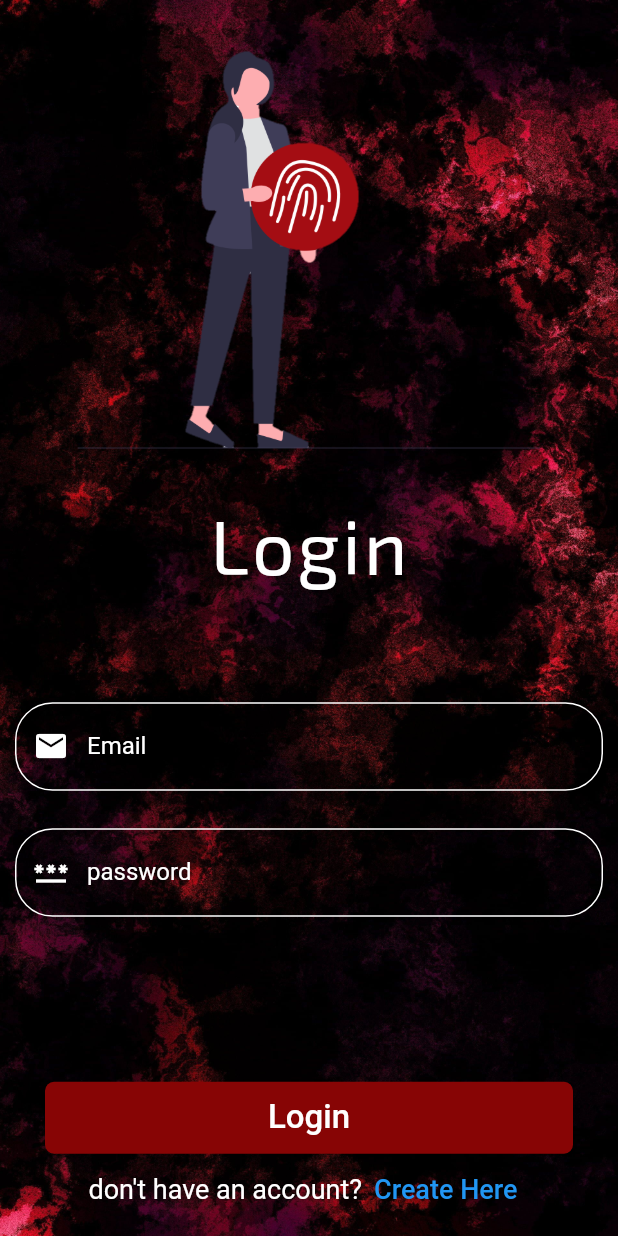
After one commit to harsh082ip/Password_Manager-flutter, a Flutter app: the screen it shows after launch, after a tap on "Get Started", on a phone screen of 412 x 824 dp. The commit adds this screen. Run offline on Flutter 3.47's test engine with Material 2 defaults, Android fonts, the phone set to English and light mode, and no system bars; our stand-ins replace get.

Commit message:
Created UI for the login page

```diff
--- /dev/null
+++ b/lib/views/screens/auth/login_screen.dart
@@ -0,0 +1,156 @@
+import 'package:flutter/material.dart';
+
+class LoginScreen extends StatelessWidget {
+  const LoginScreen({super.key});
+
+  @override
+  Widget build(BuildContext context) {
+    final TextEditingController emailEditingController =
+        TextEditingController();
+    final TextEditingController passwordEditingController =
+        TextEditingController();
+    return Scaffold(
+      body: Stack(
+        children: [
+          Container(
+            height: MediaQuery.of(context).size.height,
+            width: MediaQuery.of(context).size.width,
+            child: Image.asset(
+              'assets/images/abstract.jpg',
+              fit: BoxFit.cover,
+            ),
+          ),
+          Container(
+            height: MediaQuery.of(context).size.height,
+            width: MediaQuery.of(context).size.width,
+            child: SingleChildScrollView(
+              child: Column(
+                children: [
+                  Image.asset(
+                    'assets/images/login.png',
+                  ),
+                  Text(
+                    'Login',
+                    style: TextStyle(
+                        color: Colors.white,
+                        fontSize: 50.0,
+                        fontFamily: 'Exo2',
+                        letterSpacing: 2),
+                  ),
+                  const SizedBox(
+                    height: 75.0,
+                  ),
+                  Container(
+                    margin: const EdgeInsets.symmetric(horizontal: 10.0),
+                    child: TextFormField(
+                      controller: emailEditingController,
+                      style: const TextStyle(color: Colors.white),
+                      keyboardType: TextInputType.emailAddress,
+                      decoration: InputDecoration(
+                        hintText: 'abc@example.com',
+                        hintStyle: const TextStyle(color: Colors.white),
+                        enabledBorder: OutlineInputBorder(
+                          borderSide: const BorderSide(
+                              color: Colors.white, style: BorderStyle.solid),
+                          borderRadius: BorderRadius.circular(25.0),
+                        ),
+                        border: OutlineInputBorder(
+                          borderSide: const BorderSide(
+                              color: Colors.white, style: BorderStyle.solid),
+                          borderRadius: BorderRadius.circular(25.0),
+                        ),
+                        prefixIcon: const Icon(
+                          Icons.email,
+                          color: Colors.white,
+                        ),
+                        labelText: 'Email',
+                        labelStyle: const TextStyle(
+                          color: Colors.white,
+                        ),
+                      ),
+                    ),
+                  ),
+                  const SizedBox(
+                    height: 25.0,
+                  ),
+                  Container(
+                    margin: const EdgeInsets.symmetric(horizontal: 10.0),
+                    child: TextFormField(
+                      controller: passwordEditingController,
+                      style: const TextStyle(color: Colors.white),
+                      obscureText: true,
+                      keyboardType: TextInputType.emailAddress,
+                      decoration: InputDecoration(
+                        hintText: 'abc123',
+                        hintStyle: const TextStyle(color: Colors.white),
+                        enabledBorder: OutlineInputBorder(
+                          borderSide: const BorderSide(
+                              color: Colors.white, style: BorderStyle.solid),
+                          borderRadius: BorderRadius.circular(25.0),
+                        ),
+                        border: OutlineInputBorder(
+                          borderSide: const BorderSide(
+                              color: Colors.white, style: BorderStyle.solid),
+                          borderRadius: BorderRadius.circular(25.0),
+                        ),
+                        prefixIcon: const Icon(
+                          Icons.password_outlined,
+                          color: Colors.white,
+                        ),
+                        labelText: 'password',
+                        labelStyle: const TextStyle(
+                          color: Colors.white,
+                        ),
+                      ),
+                    ),
+                  ),
+                  const SizedBox(
+                    height: 110,
+                  ),
+                  Container(
+                    height: 48.0,
+                    margin: const EdgeInsets.symmetric(horizontal: 30.0),
+                    width: MediaQuery.of(context).size.width,
+                    child: ElevatedButton(
+                      style: ElevatedButton.styleFrom(
+                          backgroundColor: const Color.fromARGB(255, 135, 5, 5),
+                          shape: RoundedRectangleBorder(
+                              borderRadius: BorderRadius.circular(6.0))),
+                      onPressed: () {
+                        // Auth.instance.login(emailTextEditingController.text,
+                        //     passwordTextEditingController.text
+                        //     );
+                      },
+                      child: const Text(
+                        'Login',
+                        style: TextStyle(fontSize: 22.0, color: Colors.white),
+                      ),
+                    ),
+                  ),
+                  Row(
+                    mainAxisAlignment: MainAxisAlignment.center,
+                    children: [
+                      const Text(
+                        'don\'t have an account?',
+                        style: TextStyle(fontSize: 18.0, color: Colors.white),
+                      ),
+                      TextButton(
+                        onPressed: () {
+                          // Get.off(SignUp_Screen());
+                        },
+                        child: const Text(
+                          'Create Here',
+                          style: TextStyle(fontSize: 18.0),
+                        ),
+                      )
+                    ],
+                  )
+                ],
+              ),
+            ),
+          )
+        ],
+      ),
+    );
+  }
+}
--- a/lib/views/screens/landing_screen.dart
+++ b/lib/views/screens/landing_screen.dart
@@ -1,4 +1,6 @@
 import 'package:flutter/material.dart';
+import 'package:get/get.dart';
+import 'package:password_manager/views/screens/auth/login_screen.dart';
 import 'package:password_manager/views/widgets/landingScreen_list.dart';
 
 class Landing_Screen extends StatelessWidget {
@@ -72,11 +74,10 @@ class Landing_Screen extends StatelessWidget {
                       subtitle:
                           'Our user-friendly interface makes it effortless to add, view, and manage your passwords.',
                       listIcon: Icons.phone_android),
-                  SizedBox(
-                    height: MediaQuery.of(context).size.height -
-                        (MediaQuery.of(context).size.height - 220),
-                  ),
                   Container(
+                    margin: EdgeInsets.only(
+                        top: MediaQuery.of(context).size.height -
+                            (MediaQuery.of(context).size.height * 0.74)),
                     height: 50.0,
                     width: MediaQuery.of(context).size.width * 0.95,
                     child: ElevatedButton(
@@ -91,9 +92,11 @@ class Landing_Screen extends StatelessWidget {
                           color: Colors.white,
                         ),
                       ),
-                      onPressed: () {},
+                      onPressed: () {
+                        Get.to(LoginScreen());
+                      },
                       child: const Text(
-                        'Download Wallpaper',
+                        'Get Started',
                         style: TextStyle(fontSize: 22.0, color: Colors.white),
                       ),
                     ),
--- a/pubspec.yaml
+++ b/pubspec.yaml
@@ -84,6 +84,9 @@ flutter:
     - family: LilitaOne
       fonts:
         - asset: assets/fonts/LilitaOne-Regular.ttf
+    - family: Exo2
+      fonts:
+        - asset: assets/fonts/Exo2-VariableFont_wght.ttf
   #       - asset: fonts/TrajanPro_Bold.ttf
   #         weight: 700
   #
```
Also changed, not shown: assets/fonts/Exo2-VariableFont_wght.ttf (added), assets/images/login.png (added).
